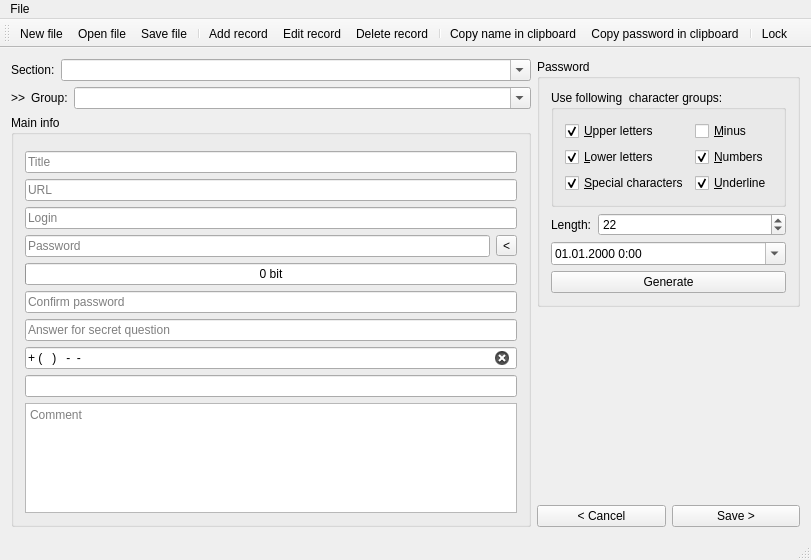
First picture: the form in mainwindow.ui, repository Avengerrr/Pass_Manager, before the edit.
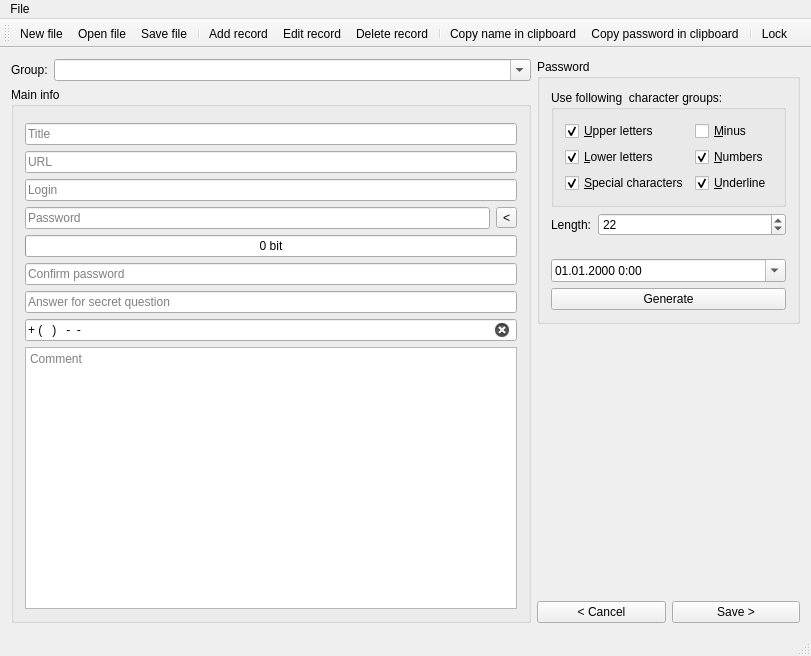
Second picture: the form after the edit. Icons and pictures are not drawn.

Patch:
```diff
--- a/mainwindow.ui
+++ b/mainwindow.ui
@@ -7,7 +7,7 @@
     <x>0</x>
     <y>0</y>
     <width>811</width>
-    <height>560</height>
+    <height>656</height>
    </rect>
   </property>
   <property name="windowTitle">
@@ -532,7 +532,7 @@
             <item row="0" column="0">
              <widget class="QLabel" name="label">
               <property name="text">
-               <string>Section:</string>
+               <string>Group:</string>
               </property>
              </widget>
             </item>
@@ -541,43 +541,11 @@
               <property name="editable">
                <bool>true</bool>
               </property>
-             </widget>
-            </item>
-           </layout>
-          </item>
-          <item>
-           <layout class="QHBoxLayout" name="horizontalLayout_2">
-            <item>
-             <widget class="QLabel" name="label_4">
-              <property name="text">
-               <string>&gt;&gt;</string>
+              <property name="minimumContentsLength">
+               <number>32</number>
               </property>
              </widget>
             </item>
-            <item>
-             <layout class="QFormLayout" name="formLayout_2">
-              <item row="0" column="0">
-               <widget class="QLabel" name="label_2">
-                <property name="text">
-                 <string>Group:</string>
-                </property>
-               </widget>
-              </item>
-              <item row="0" column="1">
-               <widget class="QComboBox" name="comboBox_2">
-                <property name="sizePolicy">
-                 <sizepolicy hsizetype="MinimumExpanding" vsizetype="Fixed">
-                  <horstretch>0</horstretch>
-                  <verstretch>0</verstretch>
-                 </sizepolicy>
-                </property>
-                <property name="editable">
-                 <bool>true</bool>
-                </property>
-               </widget>
-              </item>
-             </layout>
-            </item>
            </layout>
           </item>
           <item>
@@ -594,6 +562,9 @@
                <property name="placeholderText">
                 <string>Title</string>
                </property>
+               <property name="clearButtonEnabled">
+                <bool>true</bool>
+               </property>
               </widget>
              </item>
              <item>
@@ -601,6 +572,9 @@
                <property name="placeholderText">
                 <string>URL</string>
                </property>
+               <property name="clearButtonEnabled">
+                <bool>true</bool>
+               </property>
               </widget>
              </item>
              <item>
@@ -608,15 +582,27 @@
                <property name="placeholderText">
                 <string>Login</string>
                </property>
+               <property name="clearButtonEnabled">
+                <bool>true</bool>
+               </property>
               </widget>
              </item>
              <item>
               <layout class="QHBoxLayout" name="horizontalLayout">
                <item>
                 <widget class="QLineEdit" name="LineEdit_Edit_Password">
+                 <property name="echoMode">
+                  <enum>QLineEdit::Password</enum>
+                 </property>
+                 <property name="dragEnabled">
+                  <bool>true</bool>
+                 </property>
                  <property name="placeholderText">
                   <string>Password</string>
                  </property>
+                 <property name="clearButtonEnabled">
+                  <bool>true</bool>
+                 </property>
                 </widget>
                </item>
                <item>
@@ -628,6 +614,9 @@
                   <iconset resource="resources.qrc">
                    <normaloff>:/images/eye.png</normaloff>:/images/eye.png</iconset>
                  </property>
+                 <property name="checkable">
+                  <bool>true</bool>
+                 </property>
                 </widget>
                </item>
               </layout>
@@ -647,9 +636,21 @@
              </item>
              <item>
               <widget class="QLineEdit" name="LineEdit_Edit_ConfirmPassword">
+               <property name="text">
+                <string/>
+               </property>
+               <property name="echoMode">
+                <enum>QLineEdit::Password</enum>
+               </property>
+               <property name="dragEnabled">
+                <bool>true</bool>
+               </property>
                <property name="placeholderText">
                 <string>Confirm password</string>
                </property>
+               <property name="clearButtonEnabled">
+                <bool>true</bool>
+               </property>
               </widget>
              </item>
              <item>
@@ -660,6 +661,9 @@
                <property name="placeholderText">
                 <string>Answer for secret question</string>
                </property>
+               <property name="clearButtonEnabled">
+                <bool>true</bool>
+               </property>
               </widget>
              </item>
              <item>
@@ -694,10 +698,7 @@
               </widget>
              </item>
              <item>
-              <widget class="QLineEdit" name="lineEdit_8"/>
-             </item>
-             <item>
-              <widget class="QPlainTextEdit" name="plainTextEdit">
+              <widget class="QPlainTextEdit" name="PlainTextEdit_Edit_Comment">
                <property name="sizePolicy">
                 <sizepolicy hsizetype="Preferred" vsizetype="Expanding">
                  <horstretch>0</horstretch>
@@ -833,20 +834,7 @@
            </widget>
           </item>
           <item>
-           <spacer name="verticalSpacer">
-            <property name="orientation">
-             <enum>Qt::Vertical</enum>
-            </property>
-            <property name="sizeHint" stdset="0">
-             <size>
-              <width>20</width>
-              <height>40</height>
-             </size>
-            </property>
-           </spacer>
-          </item>
-          <item>
-           <widget class="QLabel" name="label_5">
+           <widget class="QLabel" name="Label_Edit_Logo">
             <property name="text">
              <string/>
             </property>
```
Left out of the diff: 54 changed lines with no effect on the pictures.
